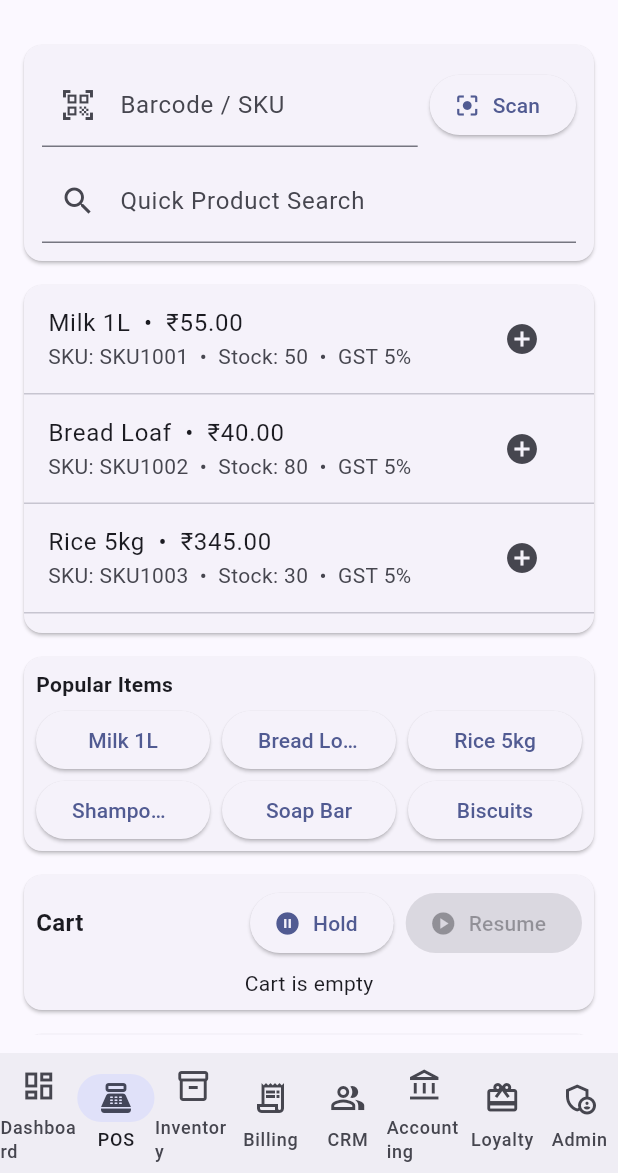
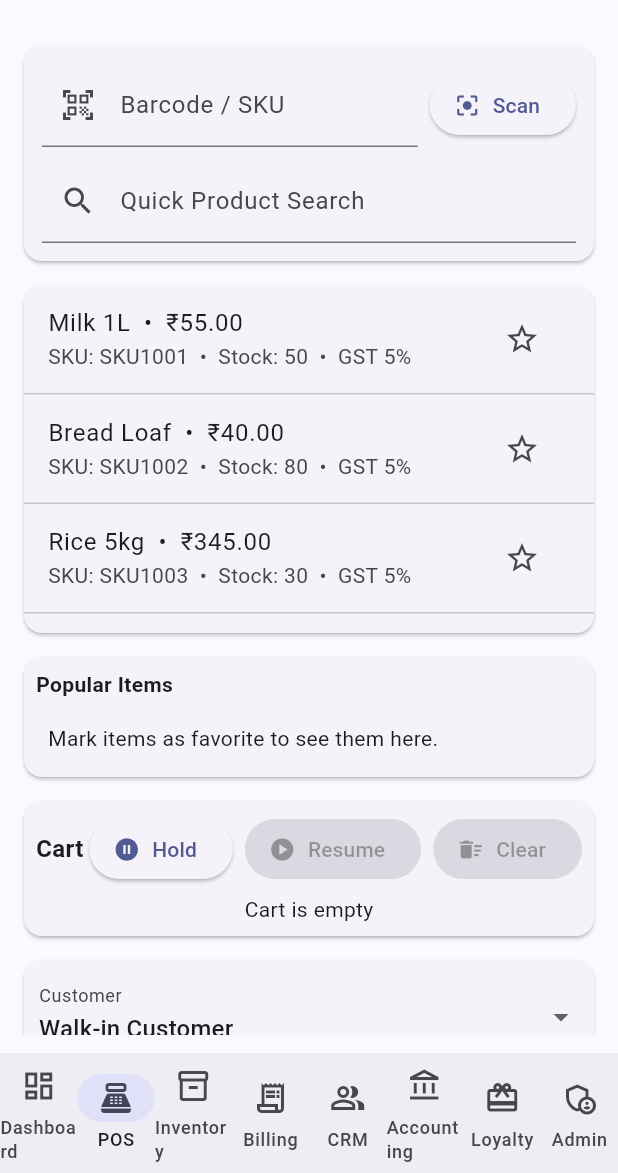
Before and after one commit to BharathiInstitute/retail_mvp2, a Flutter app: the PosPage screen opened by its route, on a phone screen of 412 x 824 dp, the part 63-1236 px from its top. Run offline on Flutter 3.47's test engine with Material 3 defaults, Android fonts, the phone set to English and light mode, and no system bars; our stand-ins replace cloud_firestore, firebase_auth, firebase_core, flutter_riverpod, go_router; missing offline and left inert: dart:html; accounts and stored records are empty.

Commit message:
POS: favorites + percent-only discount; remove split payments; simple payment mode and cart clear; remove held on resume

```diff
--- a/lib/modules/pos/pos.dart
+++ b/lib/modules/pos/pos.dart
@@ -34,12 +34,16 @@ class _PosPageState extends State<PosPage> {
   final Map<String, CartItem> cart = {};
   final List<HeldOrder> heldOrders = [];
 
+  // Favorites: store product SKUs marked as favorite
+  final Set<String> favoriteSkus = <String>{};
+
   DiscountType discountType = DiscountType.none;
   final TextEditingController discountCtrl = TextEditingController(text: '0');
 
   Customer? selectedCustomer;
 
-	final List<PaymentSplit> splits = [PaymentSplit(mode: PaymentMode.cash, amount: 0)];
+  // Selected payment mode (simple)
+  PaymentMode selectedPaymentMode = PaymentMode.cash;
 
   String get invoiceNumber => 'INV-${DateTime.now().millisecondsSinceEpoch.toString().substring(7)}';
 
@@ -47,6 +51,8 @@ class _PosPageState extends State<PosPage> {
   void initState() {
     super.initState();
     selectedCustomer = customers.first;
+    // Fix discount mode to Percent (discount type selector removed)
+    discountType = DiscountType.percent;
   }
 
   // Business logic helpers (demo only)
@@ -120,17 +126,9 @@ class _PosPageState extends State<PosPage> {
   double get totalTax => lineTaxes.values.fold(0.0, (s, t) => s + t);
   double get grandTotal => (subtotal - discountValue + totalTax);
 
-	double get paidAmount => splits.fold(0.0, (s, p) => s + (p.amount));
-	double get balanceDue => (grandTotal - paidAmount);
+  // Payments removed: no paid/balance tracking
 
-	void autoSplitBalance() {
-		if (splits.isEmpty) return;
-		setState(() {
-			final amtBeforeLast = splits.take(splits.length - 1).fold(0.0, (s, p) => s + p.amount);
-			final remaining = (grandTotal - amtBeforeLast).clamp(0.0, double.infinity).toDouble();
-			splits.last = splits.last.copyWith(amount: remaining);
-		});
-	}
+  // Payment split auto-balance removed
 
   void holdCart() {
     if (cart.isEmpty) return _snack('Cart is empty');
@@ -156,12 +154,13 @@ class _PosPageState extends State<PosPage> {
       }
       discountType = order.discountType;
       discountCtrl.text = order.discountValueText;
+      // Also clear the resumed order from the held list so it doesn't appear again
+      heldOrders.removeWhere((o) => o.id == order.id);
     });
   }
 
   void completeSale() {
     if (cart.isEmpty) return _snack('Cart is empty');
-		if (balanceDue > 0.009) return _snack('Payment incomplete');
 
     // Update stock
     for (final item in cart.values) {
@@ -170,14 +169,11 @@ class _PosPageState extends State<PosPage> {
 
     final summary = _buildInvoiceSummary();
 
-		// Clear transactional state (keep payment splits layout)
+    // Clear transactional state
     setState(() {
       cart.clear();
       discountType = DiscountType.none;
       discountCtrl.text = '0';
-			for (int i = 0; i < splits.length; i++) {
-				splits[i] = splits[i].copyWith(amount: 0);
-			}
     });
 
     showDialog(
@@ -224,11 +220,6 @@ class _PosPageState extends State<PosPage> {
         const Divider(),
         _kv('Grand Total', grandTotal, bold: true),
         const SizedBox(height: 8),
-				const Text('Payments:'),
-				...splits.where((s) => s.amount > 0).map((s) => Row(
-							mainAxisAlignment: MainAxisAlignment.spaceBetween,
-							children: [Text(' - ${s.mode.label}'), Text('₹${s.amount.toStringAsFixed(2)}')],
-						)),
       ]),
     );
   }
@@ -349,13 +340,22 @@ class _PosPageState extends State<PosPage> {
         separatorBuilder: (_, __) => const Divider(height: 1),
         itemBuilder: (_, i) {
           final p = items[i];
+          final isFav = favoriteSkus.contains(p.sku);
           return ListTile(
             title: Text('${p.name}  •  ₹${p.price.toStringAsFixed(2)}'),
             subtitle: Text('SKU: ${p.sku}  •  Stock: ${p.stock}  •  GST ${p.taxPercent}%'),
             trailing: IconButton(
-							icon: const Icon(Icons.add_circle),
-							onPressed: p.stock > 0 ? () => addToCart(p) : null,
+              tooltip: isFav ? 'Unfavorite' : 'Mark favorite',
+              icon: Icon(isFav ? Icons.star : Icons.star_border, color: isFav ? Colors.amber : null),
+              onPressed: () => setState(() {
+                if (isFav) {
+                  favoriteSkus.remove(p.sku);
+                } else {
+                  favoriteSkus.add(p.sku);
+                }
+              }),
             ),
+            onTap: p.stock > 0 ? () => addToCart(p) : null,
           );
         },
       ),
@@ -363,13 +363,19 @@ class _PosPageState extends State<PosPage> {
   }
 
   Widget _popularGrid() {
-		final popular = products.take(6).toList();
+    final popular = products.where((p) => favoriteSkus.contains(p.sku)).toList();
     return Card(
       child: Padding(
         padding: const EdgeInsets.all(8.0),
         child: Column(crossAxisAlignment: CrossAxisAlignment.start, children: [
           const Text('Popular Items', style: TextStyle(fontWeight: FontWeight.bold)),
           const SizedBox(height: 8),
+          if (popular.isEmpty)
+            const Padding(
+              padding: EdgeInsets.all(8.0),
+              child: Text('Mark items as favorite to see them here.'),
+            )
+          else
             GridView.builder(
               shrinkWrap: true,
               physics: const NeverScrollableScrollPhysics(),
@@ -411,6 +417,17 @@ class _PosPageState extends State<PosPage> {
                       },
                 icon: const Icon(Icons.play_circle),
                 label: const Text('Resume'),
+              ),
+              const SizedBox(width: 8),
+              ElevatedButton.icon(
+                onPressed: cart.isEmpty
+                    ? null
+                    : () {
+                        setState(() => cart.clear());
+                        _snack('Cart cleared');
+                      },
+                icon: const Icon(Icons.delete_sweep),
+                label: const Text('Clear'),
               ),
             ],
           ),
@@ -471,42 +488,15 @@ class _PosPageState extends State<PosPage> {
             decoration: const InputDecoration(labelText: 'Customer'),
           ),
           const SizedBox(height: 8),
-					// Discount controls
-					Row(children: [
-						Expanded(
-							child: DropdownButtonFormField<DiscountType>(
-								value: discountType,
-								items: DiscountType.values
-										.map((e) => DropdownMenuItem(value: e, child: Text(e.label)))
-										.toList(),
-								onChanged: (v) => setState(() => discountType = v ?? DiscountType.none),
-								decoration: const InputDecoration(labelText: 'Discount Type'),
-							),
-						),
-						const SizedBox(width: 8),
-						Expanded(
-							child: TextFormField(
+          // Discount (Percent only)
+          TextFormField(
             controller: discountCtrl,
             keyboardType: const TextInputType.numberWithOptions(decimal: true),
-								decoration: InputDecoration(labelText: discountType == DiscountType.percent ? 'Percent %' : 'Flat ₹'),
+            decoration: const InputDecoration(labelText: 'Discount Percent %'),
             onChanged: (_) => setState(() {}),
           ),
-						),
-					]),
           const SizedBox(height: 10),
-					// Payment splits
-					const Text('Payments (Split Supported)', style: TextStyle(fontWeight: FontWeight.bold)),
-					const SizedBox(height: 6),
-					...splits.asMap().entries.map((e) => _splitRow(e.key, e.value)),
-					Row(children: [
-						OutlinedButton.icon(
-							onPressed: () => setState(() => splits.add(PaymentSplit(mode: PaymentMode.cash, amount: 0))),
-							icon: const Icon(Icons.add),
-							label: const Text('Add Split'),
-						),
-						const SizedBox(width: 8),
-						OutlinedButton(onPressed: autoSplitBalance, child: const Text('Auto Split Balance')),
-					]),
+          // Payments removed
           const Divider(),
           // Summary
           _kv('Subtotal', subtotal),
@@ -516,8 +506,15 @@ class _PosPageState extends State<PosPage> {
           ...taxesByRate.entries.map((e) => _kv('GST ${e.key}%', e.value)),
           const Divider(),
           _kv('Grand Total', grandTotal, bold: true),
-					_kv('Paid', paidAmount),
-					_kv('Balance', balanceDue),
+          const SizedBox(height: 10),
+          // Payment mode quick buttons
+          Row(children: [
+            Expanded(child: _payModeButton(PaymentMode.cash, 'Cash', Icons.payments)),
+            const SizedBox(width: 8),
+            Expanded(child: _payModeButton(PaymentMode.upi, 'UPI', Icons.qr_code)),
+            const SizedBox(width: 8),
+            Expanded(child: _payModeButton(PaymentMode.card, 'Card', Icons.credit_card)),
+          ]),
           const SizedBox(height: 10),
           Row(children: [
             Expanded(
@@ -539,39 +536,20 @@ class _PosPageState extends State<PosPage> {
     );
   }
 
-	Widget _splitRow(int index, PaymentSplit split) {
-		return Padding(
-			padding: const EdgeInsets.only(bottom: 6.0),
-			child: Row(children: [
-				Expanded(
-					flex: 2,
-					child: DropdownButtonFormField<PaymentMode>(
-						value: split.mode,
-						items: PaymentMode.values
-								.map((m) => DropdownMenuItem(value: m, child: Text(m.label)))
-								.toList(),
-						onChanged: (v) => setState(() => splits[index] = split.copyWith(mode: v ?? split.mode)),
-						decoration: const InputDecoration(labelText: 'Mode'),
+  Widget _payModeButton(PaymentMode mode, String label, IconData icon) {
+    final selected = selectedPaymentMode == mode;
+    return OutlinedButton.icon(
+      onPressed: () => setState(() => selectedPaymentMode = mode),
+      icon: Icon(icon, color: selected ? Theme.of(context).colorScheme.primary : null),
+      label: Text(label),
+      style: OutlinedButton.styleFrom(
+        backgroundColor: selected ? Theme.of(context).colorScheme.primary.withOpacity(0.08) : null,
+        side: BorderSide(color: selected ? Theme.of(context).colorScheme.primary : Theme.of(context).dividerColor),
       ),
-				),
-				const SizedBox(width: 8),
-				Expanded(
-					flex: 2,
-					child: TextFormField(
-						initialValue: split.amount == 0 ? '' : split.amount.toStringAsFixed(2),
-						keyboardType: const TextInputType.numberWithOptions(decimal: true),
-						decoration: const InputDecoration(labelText: 'Amount ₹'),
-						onChanged: (v) => setState(() => splits[index] = split.copyWith(amount: double.tryParse(v) ?? 0)),
-					),
-				),
-				IconButton(
-					onPressed: splits.length > 1 ? () => setState(() => splits.removeAt(index)) : null,
-					icon: const Icon(Icons.delete_outline),
-					tooltip: 'Remove split',
-				),
-			]),
     );
   }
+
+  // Payment split row removed
 
   Widget _kv(String label, double value, {bool bold = false}) {
     final style = TextStyle(fontWeight: bold ? FontWeight.bold : FontWeight.normal);
@@ -625,12 +603,7 @@ extension PaymentModeX on PaymentMode {
   String get label => switch (this) { PaymentMode.cash => 'Cash', PaymentMode.upi => 'UPI', PaymentMode.card => 'Card', PaymentMode.wallet => 'Wallet' };
 }
 
-class PaymentSplit {
-	final PaymentMode mode;
-	final double amount;
-	PaymentSplit({required this.mode, required this.amount});
-	PaymentSplit copyWith({PaymentMode? mode, double? amount}) => PaymentSplit(mode: mode ?? this.mode, amount: amount ?? this.amount);
-}
+// Payment split model removed
 
 enum DiscountType { none, percent, flat }
 
@@ -657,7 +630,7 @@ class _HeldOrdersDialog extends StatelessWidget {
             final count = o.items.fold<int>(0, (s, it) => s + it.qty);
             return ListTile(
               title: Text('${o.id} • ${o.timestamp.hour.toString().padLeft(2, '0')}:${o.timestamp.minute.toString().padLeft(2, '0')}'),
-							subtitle: Text('Items: $count • Discount: ${o.discountType.name.toUpperCase()} ${o.discountValueText}'),
+              subtitle: Text('Items: $count'),
               trailing: const Icon(Icons.play_circle_outline),
               onTap: () => Navigator.pop(context, o),
             );
```
Lines whose indentation alone changed are shown as unchanged.
